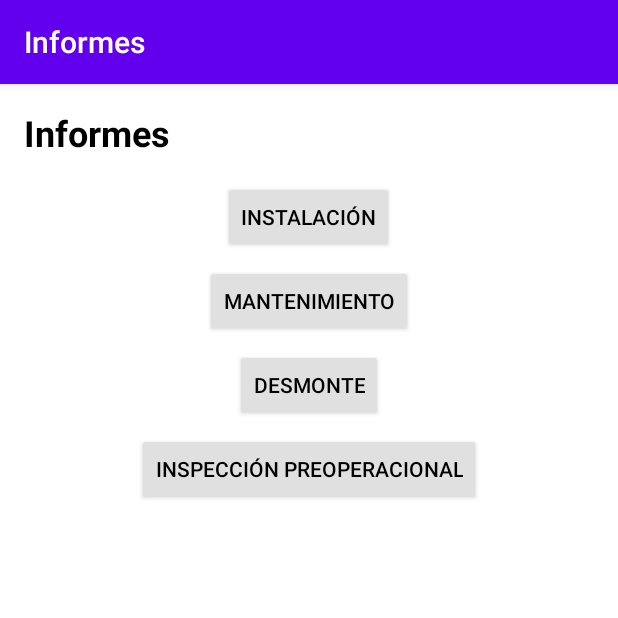
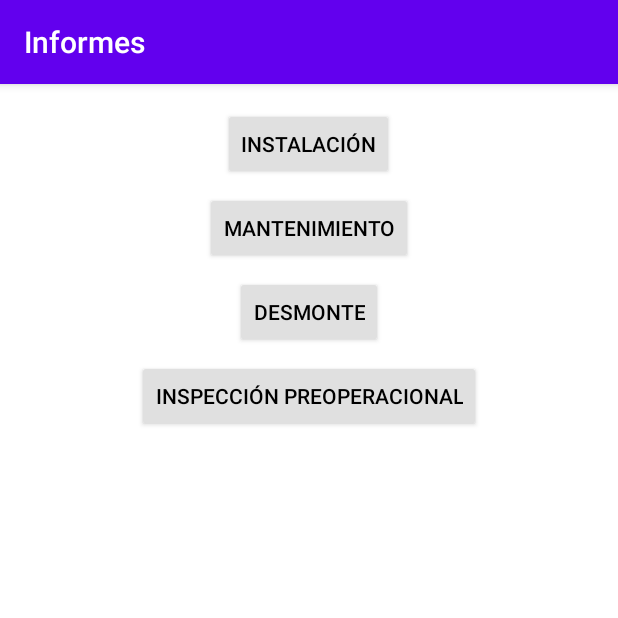
Before and after one commit to management-es/Dark-Box, an Android app built with Jetpack Compose: the InformesActivity screen opened directly, with no data from a screen before it, on a phone screen of 412 x 824 dp, the top half of it. Run offline under Robolectric (Android 15) with nearby library versions, the phone set to English and light mode, and no system bars.

Commit message:
ajustes minimos

```diff
--- a/app/src/main/res/layout/activity_informes.xml
+++ b/app/src/main/res/layout/activity_informes.xml
@@ -5,14 +5,6 @@
     android:orientation="vertical"
     android:padding="16dp">
 
-    <TextView
-        android:id="@+id/txtInformesTitle"
-        android:layout_width="wrap_content"
-        android:layout_height="wrap_content"
-        android:text="Informes"
-        android:textSize="24sp"
-        android:textStyle="bold"
-        android:paddingBottom="16dp" />
 
     <Button
         android:id="@+id/btnInstalacion"
--- a/app/src/main/res/layout/activity_login.xml
+++ b/app/src/main/res/layout/activity_login.xml
@@ -9,7 +9,7 @@
         android:id="@+id/etEmail"
         android:layout_width="match_parent"
         android:layout_height="wrap_content"
-        android:hint="Email"
+        android:hint="Usuario"
         android:inputType="textEmailAddress"
         android:padding="16dp"
         android:layout_marginBottom="16dp"/>
```
